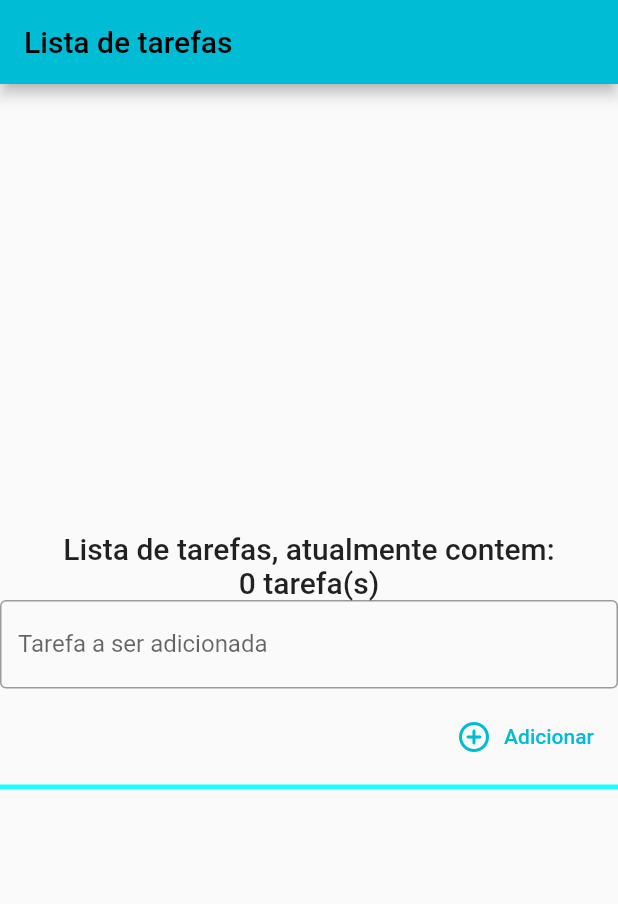
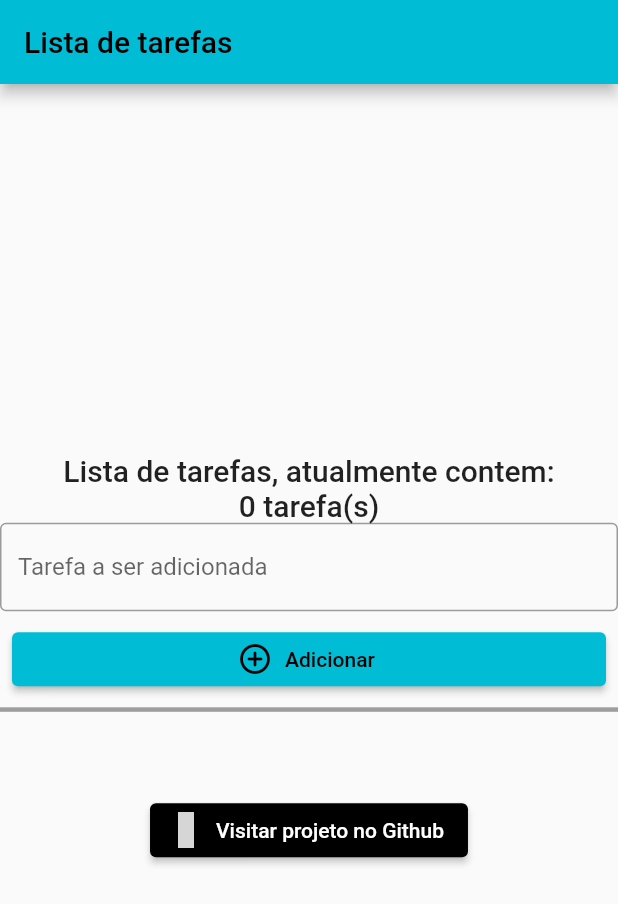
Before and after one commit to fortmea/primeiro-app-flutter, a Flutter app: the screen it shows after launch, on a phone screen of 412 x 824 dp. Shown: the top 904 px of the screen. Run offline on Flutter 3.47's test engine with Material 2 defaults, Android fonts, the phone set to English and light mode, and no system bars; our stand-ins replace fluttertoast, modal_bottom_sheet, shared_preferences, simple_icons; grey boxes are pictures that could not be loaded.

Commit message:
Minor layout changes and new Github Button

```diff
--- a/primeiroapp/lib/main.dart
+++ b/primeiroapp/lib/main.dart
@@ -4,6 +4,8 @@ import 'package:fluttertoast/fluttertoast.dart';
 import 'package:modal_bottom_sheet/modal_bottom_sheet.dart';
 import 'package:shared_preferences/shared_preferences.dart';
 import 'package:flutter/services.dart';
+import 'package:simple_icons/simple_icons.dart';
+import 'package:url_launcher/url_launcher.dart';
 
 void main() {
   WidgetsFlutterBinding.ensureInitialized();
@@ -79,6 +81,11 @@ class _MyHomePageState extends State<MyHomePage> {
         });
       });
     loadData();
+  }
+
+  openGithug() async {
+    const url = "https://github.com/fortmea/primeiro-app-flutter";
+    if (await canLaunch(url)) await launch(url, forceWebView: true);
   }
 
   loadData() async {
@@ -225,17 +232,19 @@ class _MyHomePageState extends State<MyHomePage> {
                   labelText: 'Tarefa a ser adicionada',
                 ),
               ),
-              ButtonBar(children: [
-                TextButton.icon(
-                    onPressed: _incrementCounter,
-                    icon: const Icon(Icons.add_circle_outline_rounded),
-                    label: const Text("Adicionar"))
+              ButtonBar(mainAxisSize: MainAxisSize.max, children: [
+                SizedBox(
+                    width: MediaQuery.of(context).size.width,
+                    child: ElevatedButton.icon(
+                        onPressed: _incrementCounter,
+                        icon: const Icon(Icons.add_circle_outline_rounded),
+                        label: const Text("Adicionar")))
               ]),
               SizedBox(
                 width: MediaQuery.of(context).size.width,
                 height: 3.0,
                 child: const DecoratedBox(
-                    decoration: const BoxDecoration(color: Colors.cyanAccent)),
+                    decoration: BoxDecoration(color: Colors.grey)),
               ),
               ListView.builder(
                   physics: NeverScrollableScrollPhysics(),
@@ -303,7 +312,7 @@ class _MyHomePageState extends State<MyHomePage> {
                                     buttonPadding: new EdgeInsets.all(0.8),
                                     buttonMinWidth: 5,
                                     children: [
-                                      TextButton.icon(
+                                      ElevatedButton.icon(
                                           icon: const Icon(Icons.copy),
                                           onPressed: () {
                                             Clipboard.setData(ClipboardData(
@@ -324,7 +333,7 @@ class _MyHomePageState extends State<MyHomePage> {
                                           label: const Text("Copiar",
                                               style:
                                                   TextStyle(fontSize: 13.0))),
-                                      TextButton.icon(
+                                      ElevatedButton.icon(
                                         icon: const Icon(Icons.edit),
                                         onPressed: () {
                                           editController.text =
@@ -336,8 +345,6 @@ class _MyHomePageState extends State<MyHomePage> {
                                             useRootNavigator: true,
                                             builder: (BuildContext ctx) {
                                               return Scaffold(
-                                                backgroundColor:
-                                                    Colors.transparent,
                                                 resizeToAvoidBottomInset:
                                                     true, // important
                                                 body: SingleChildScrollView(
@@ -371,7 +378,8 @@ class _MyHomePageState extends State<MyHomePage> {
                                                           ),
                                                           ButtonBar(
                                                             children: [
-                                                              TextButton.icon(
+                                                              ElevatedButton
+                                                                  .icon(
                                                                 icon: const Icon(
                                                                     Icons
                                                                         .save_rounded),
@@ -414,12 +422,11 @@ class _MyHomePageState extends State<MyHomePage> {
                                           );
                                         },
                                         label: const Text("Editar",
-                                            style: TextStyle(
-                                                fontSize: 13.0)),
+                                            style: TextStyle(fontSize: 13.0)),
                                       ),
-                                      TextButton.icon(
+                                      ElevatedButton.icon(
                                         icon: const Icon(Icons.delete),
-                                        style: TextButton.styleFrom(
+                                        style: ElevatedButton.styleFrom(
                                             primary: Colors.red),
                                         onPressed: () {
                                           deleteEntry(tarefas[index]);
@@ -433,6 +440,24 @@ class _MyHomePageState extends State<MyHomePage> {
                               ],
                             )));
                   }),
+              SizedBox(
+                width: MediaQuery.of(context).size.width,
+                height: MediaQuery.of(context).size.height / 15,
+                child: const DecoratedBox(
+                    decoration: BoxDecoration()),
+              ),
+              SizedBox(
+                  child: ElevatedButton.icon(
+                      onPressed: openGithug,
+                      icon: Icon(
+                        SimpleIcons.github,
+                        color: Colors.white,
+                      ),
+                      style: ElevatedButton.styleFrom(primary: Colors.black),
+                      label: const Text(
+                        "Visitar projeto no Github",
+                        style: TextStyle(color: Colors.white),
+                      )))
             ])),
       ),
       // This trailing comma makes auto-formatting nicer for build methods.
--- a/primeiroapp/pubspec.yaml
+++ b/primeiroapp/pubspec.yaml
@@ -37,6 +37,8 @@ dependencies:
   fluttertoast: ^8.0.8
   modal_bottom_sheet: ^2.0.0
   shared_preferences: ^2.0.11
+  url_launcher: ^6.0.17
+  simple_icons: ^6.1.0
 dev_dependencies:
   flutter_test:
     sdk: flutter
```
Also changed, not shown: primeiroapp/pubspec.lock, 2 other files.
